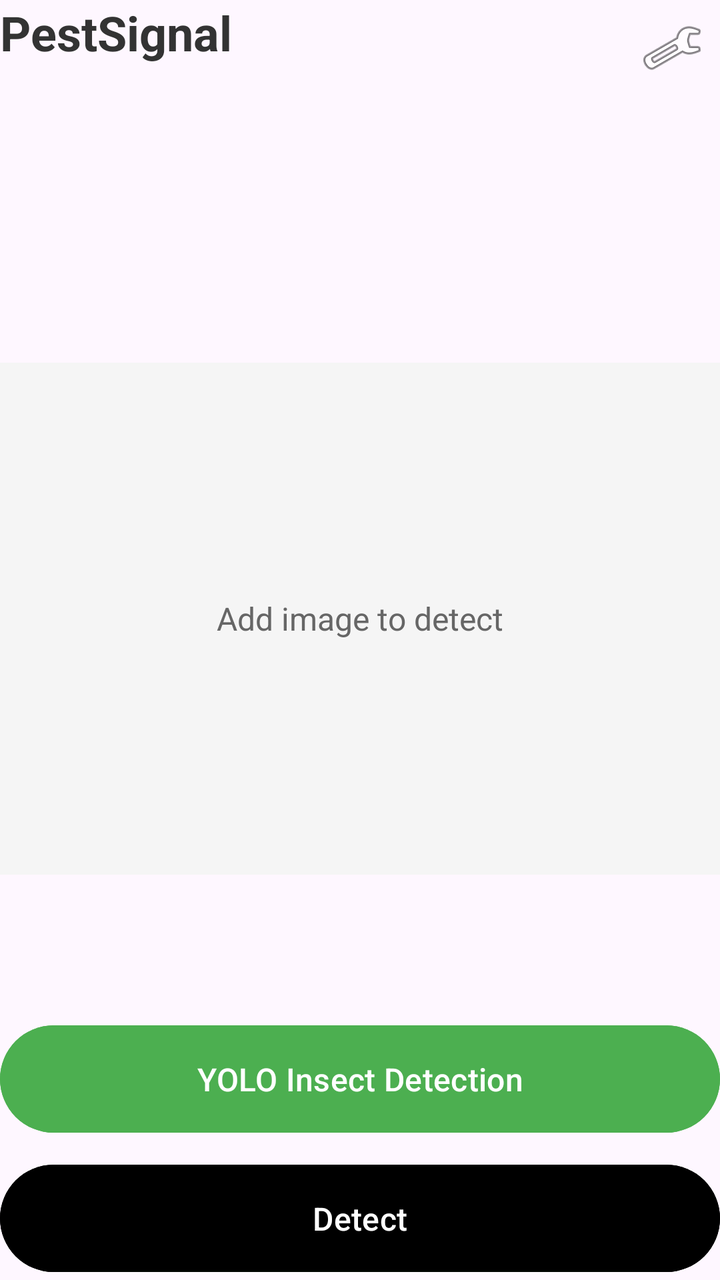
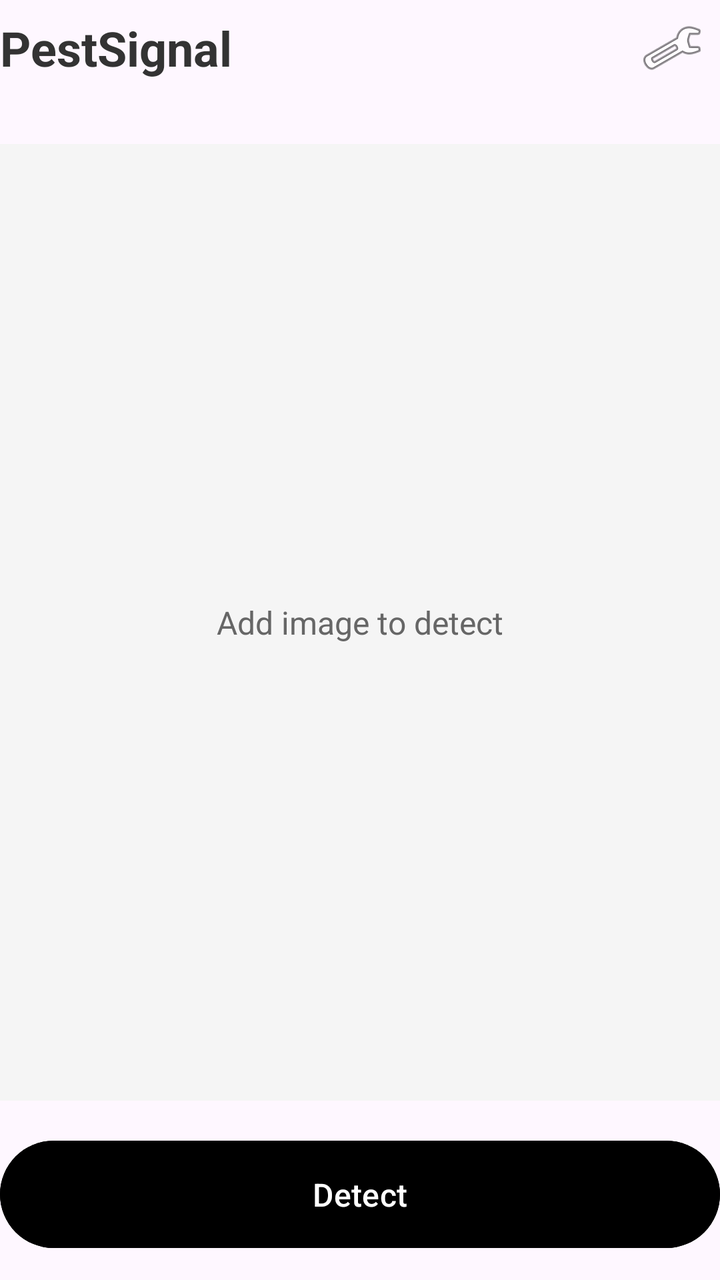

Two renders of the same Android screen: before a commit and after it. Below are the layout's source before the change and the commit's diff.
<!-- AndroidManifest.xml: application theme Theme.Pestsignal -->
<!-- res/layout/activity_main.xml -->
<?xml version="1.0" encoding="utf-8"?>
<androidx.constraintlayout.widget.ConstraintLayout xmlns:android="http://schemas.android.com/apk/res/android"
    xmlns:app="http://schemas.android.com/apk/res-auto"
    xmlns:tools="http://schemas.android.com/tools"
    android:id="@+id/main"
    android:layout_width="match_parent"
    android:layout_height="match_parent"
    android:layout_margin="24dp"
    tools:context=".MainActivity">

    
    <TextView
        android:id="@+id/titleTextView"
        android:layout_width="wrap_content"
        android:layout_height="wrap_content"
        android:text="@string/title_pestsignal"
        android:textSize="24sp"
        android:textStyle="bold"
        android:textColor="#333333"
        app:layout_constraintTop_toTopOf="parent"
        app:layout_constraintStart_toStartOf="parent" />

    
    <ImageButton
        android:id="@+id/settingsButton"
        android:layout_width="48dp"
        android:layout_height="48dp"
        android:src="@android:drawable/ic_menu_preferences"
        android:background="?attr/selectableItemBackgroundBorderless"
        android:contentDescription="@string/settings"
        android:padding="12dp"
        app:layout_constraintTop_toTopOf="parent"
        app:layout_constraintEnd_toEndOf="parent" />

    
    <FrameLayout
        android:id="@+id/imageContainer"
        android:layout_width="0dp"
        android:layout_height="0dp"
        android:layout_marginTop="24dp"
        android:layout_marginBottom="16dp"
        android:background="#F5F5F5"
        app:layout_constraintTop_toBottomOf="@id/titleTextView"
        app:layout_constraintStart_toStartOf="parent"
        app:layout_constraintEnd_toEndOf="parent"
        app:layout_constraintBottom_toTopOf="@id/detectionScrollView"
        app:layout_constraintHeight_percent="0.4">

        <ImageView
            android:id="@+id/imageView"
            android:layout_width="match_parent"
            android:layout_height="match_parent"
            android:scaleType="fitCenter"
            android:contentDescription="Detection result image" />

        <TextView
            android:id="@+id/placeholderText"
            android:layout_width="wrap_content"
            android:layout_height="wrap_content"
            android:text="@string/add_image_to_detect"
            android:textSize="16sp"
            android:textColor="#666666"
            android:layout_gravity="center"
            android:visibility="visible" />

    </FrameLayout>

    
    <ScrollView
        android:id="@+id/detectionScrollView"
        android:layout_width="0dp"
        android:layout_height="0dp"
        android:layout_marginBottom="16dp"
        android:background="#F8F8F8"
        android:padding="16dp"
        android:visibility="gone"
        app:layout_constraintTop_toBottomOf="@id/imageContainer"
        app:layout_constraintStart_toStartOf="parent"
        app:layout_constraintEnd_toEndOf="parent"
        app:layout_constraintBottom_toTopOf="@id/detectButton">

        <LinearLayout
            android:id="@+id/detectionContent"
            android:layout_width="match_parent"
            android:layout_height="wrap_content"
            android:orientation="vertical">

            <TextView
                android:id="@+id/detectionTitle"
                android:layout_width="match_parent"
                android:layout_height="wrap_content"
                android:text="@string/detection_results"
                android:textSize="18sp"
                android:textStyle="bold"
                android:textColor="#333333"
                android:layout_marginBottom="12dp" />

            <TextView
                android:id="@+id/insectName"
                android:layout_width="match_parent"
                android:layout_height="wrap_content"
                android:textSize="16sp"
                android:textStyle="bold"
                android:textColor="#2E7D32"
                android:layout_marginBottom="8dp" />

            <TextView
                android:id="@+id/insectType"
                android:layout_width="match_parent"
                android:layout_height="wrap_content"
                android:textSize="14sp"
                android:textColor="#666666"
                android:layout_marginBottom="12dp" />

            <TextView
                android:id="@+id/insectDescription"
                android:layout_width="match_parent"
                android:layout_height="wrap_content"
                android:textSize="14sp"
                android:textColor="#333333"
                android:layout_marginBottom="12dp" />

            <TextView
                android:id="@+id/preventionTitle"
                android:layout_width="match_parent"
                android:layout_height="wrap_content"
                android:text="@string/prevention_methods"
                android:textSize="16sp"
                android:textStyle="bold"
                android:textColor="#D32F2F"
                android:layout_marginBottom="8dp" />

            <TextView
                android:id="@+id/preventionMethods"
                android:layout_width="match_parent"
                android:layout_height="wrap_content"
                android:textSize="14sp"
                android:textColor="#333333" />

        </LinearLayout>

    </ScrollView>

    
    <Button
        android:id="@+id/yoloDetectButton"
        android:layout_width="0dp"
        android:layout_height="wrap_content"
        android:text="YOLO Insect Detection"
        android:padding="16dp"
        android:textSize="16sp"
        android:backgroundTint="#4CAF50"
        android:textColor="#FFFFFF"
        android:layout_marginBottom="8dp"
        app:layout_constraintBottom_toTopOf="@id/detectButton"
        app:layout_constraintStart_toStartOf="parent"
        app:layout_constraintEnd_toEndOf="parent" />

    
    <Button
        android:id="@+id/detectButton"
        android:layout_width="0dp"
        android:layout_height="wrap_content"
        android:text="@string/detect_button"
        android:padding="16dp"
        android:textSize="16sp"
        android:backgroundTint="#000000"
        android:textColor="#FFFFFF"
        app:layout_constraintBottom_toBottomOf="parent"
        app:layout_constraintStart_toStartOf="parent"
        app:layout_constraintEnd_toEndOf="parent" />

</androidx.constraintlayout.widget.ConstraintLayout>
<!-- resources referenced by this layout -->
<resources>
  <string name="add_image_to_detect">Add image to detect</string>
  <string name="detect_button">Detect</string>
  <string name="detection_results">Detection Results</string>
  <string name="prevention_methods">Prevention Methods:</string>
  <string name="settings">Settings</string>
  <string name="title_pestsignal">PestSignal</string>
  <style name="Theme.Pestsignal" parent="Base.Theme.Pestsignal" />
  <style name="Base.Theme.Pestsignal" parent="Theme.Material3.DayNight.NoActionBar">
          
          
      </style>
</resources>

<!-- the commit's change to res/layout/activity_main.xml (unified diff, before → after) -->
@@ -1,50 +1,53 @@
 <?xml version="1.0" encoding="utf-8"?>
-<androidx.constraintlayout.widget.ConstraintLayout xmlns:android="http://schemas.android.com/apk/res/android"
+<LinearLayout xmlns:android="http://schemas.android.com/apk/res/android"
     xmlns:app="http://schemas.android.com/apk/res-auto"
     xmlns:tools="http://schemas.android.com/tools"
     android:id="@+id/main"
     android:layout_width="match_parent"
     android:layout_height="match_parent"
     android:layout_margin="24dp"
+    android:orientation="vertical"
     tools:context=".MainActivity">
 
     
-    <TextView
-        android:id="@+id/titleTextView"
-        android:layout_width="wrap_content"
+    <RelativeLayout
+        android:layout_width="match_parent"
         android:layout_height="wrap_content"
-        android:text="@string/title_pestsignal"
-        android:textSize="24sp"
-        android:textStyle="bold"
-        android:textColor="#333333"
-        app:layout_constraintTop_toTopOf="parent"
-        app:layout_constraintStart_toStartOf="parent" />
+        android:layout_marginBottom="24dp">
 
-    
-    <ImageButton
-        android:id="@+id/settingsButton"
-        android:layout_width="48dp"
-        android:layout_height="48dp"
-        android:src="@android:drawable/ic_menu_preferences"
-        android:background="?attr/selectableItemBackgroundBorderless"
-        android:contentDescription="@string/settings"
-        android:padding="12dp"
-        app:layout_constraintTop_toTopOf="parent"
-        app:layout_constraintEnd_toEndOf="parent" />
+        <TextView
+            android:id="@+id/titleTextView"
+            android:layout_width="wrap_content"
+            android:layout_height="wrap_content"
+            android:text="@string/title_pestsignal"
+            android:textSize="24sp"
+            android:textStyle="bold"
+            android:textColor="#333333"
+            android:layout_alignParentStart="true"
+            android:layout_centerVertical="true" />
+
+        <ImageButton
+            android:id="@+id/settingsButton"
+            android:layout_width="48dp"
+            android:layout_height="48dp"
+            android:src="@android:drawable/ic_menu_preferences"
+            android:background="?attr/selectableItemBackgroundBorderless"
+            android:contentDescription="@string/settings"
+            android:padding="12dp"
+            android:layout_alignParentEnd="true"
+            android:layout_centerVertical="true" />
+
+    </RelativeLayout>
 
     
     <FrameLayout
         android:id="@+id/imageContainer"
-        android:layout_width="0dp"
+        android:layout_width="match_parent"
         android:layout_height="0dp"
-        android:layout_marginTop="24dp"
+        android:layout_weight="1"
         android:layout_marginBottom="16dp"
         android:background="#F5F5F5"
-        app:layout_constraintTop_toBottomOf="@id/titleTextView"
-        app:layout_constraintStart_toStartOf="parent"
-        app:layout_constraintEnd_toEndOf="parent"
-        app:layout_constraintBottom_toTopOf="@id/detectionScrollView"
-        app:layout_constraintHeight_percent="0.4">
+        android:minHeight="200dp">
 
         <ImageView
             android:id="@+id/imageView"
@@ -68,16 +71,12 @@
     
     <ScrollView
         android:id="@+id/detectionScrollView"
-        android:layout_width="0dp"
-        android:layout_height="0dp"
+        android:layout_width="match_parent"
+        android:layout_height="wrap_content"
         android:layout_marginBottom="16dp"
         android:background="#F8F8F8"
         android:padding="16dp"
-        android:visibility="gone"
-        app:layout_constraintTop_toBottomOf="@id/imageContainer"
-        app:layout_constraintStart_toStartOf="parent"
-        app:layout_constraintEnd_toEndOf="parent"
-        app:layout_constraintBottom_toTopOf="@id/detectButton">
+        android:visibility="gone">
 
         <LinearLayout
             android:id="@+id/detectionContent"
@@ -142,32 +141,34 @@
     </ScrollView>
 
     
-    <Button
-        android:id="@+id/yoloDetectButton"
-        android:layout_width="0dp"
+    <LinearLayout
+        android:id="@+id/buttonContainer"
+        android:layout_width="match_parent"
         android:layout_height="wrap_content"
-        android:text="YOLO Insect Detection"
-        android:padding="16dp"
-        android:textSize="16sp"
-        android:backgroundTint="#4CAF50"
-        android:textColor="#FFFFFF"
-        android:layout_marginBottom="8dp"
-        app:layout_constraintBottom_toTopOf="@id/detectButton"
-        app:layout_constraintStart_toStartOf="parent"
-        app:layout_constraintEnd_toEndOf="parent" />
+        android:orientation="vertical">
 
-    
-    <Button
-        android:id="@+id/detectButton"
-        android:layout_width="0dp"
-        android:layout_height="wrap_content"
-        android:text="@string/detect_button"
-        android:padding="16dp"
-        android:textSize="16sp"
-        android:backgroundTint="#000000"
-        android:textColor="#FFFFFF"
-        app:layout_constraintBottom_toBottomOf="parent"
-        app:layout_constraintStart_toStartOf="parent"
-        app:layout_constraintEnd_toEndOf="parent" />
+        <Button
+            android:id="@+id/detectButton"
+            android:layout_width="match_parent"
+            android:layout_height="wrap_content"
+            android:text="@string/detect_button"
+            android:padding="16dp"
+            android:textSize="16sp"
+            android:backgroundTint="#000000"
+            android:textColor="#FFFFFF"
+            android:layout_marginBottom="12dp" />
 
-</androidx.constraintlayout.widget.ConstraintLayout>
+        <Button
+            android:visibility="gone"
+            android:id="@+id/localDetectButton"
+            android:layout_width="match_parent"
+            android:layout_height="wrap_content"
+            android:text="@string/local_detection"
+            android:padding="16dp"
+            android:textSize="16sp"
+            android:backgroundTint="#2196F3"
+            android:textColor="#FFFFFF" />
+
+    </LinearLayout>
+
+</LinearLayout>
<!-- resource entries referenced after the edit -->
@@ -3,6 +3,7 @@
   <string name="add_image_to_detect">Add image to detect</string>
   <string name="detect_button">Detect</string>
   <string name="detection_results">Detection Results</string>
+  <string name="local_detection">Local Detection</string>
   <string name="prevention_methods">Prevention Methods:</string>
   <string name="settings">Settings</string>
   <string name="title_pestsignal">PestSignal</string>
